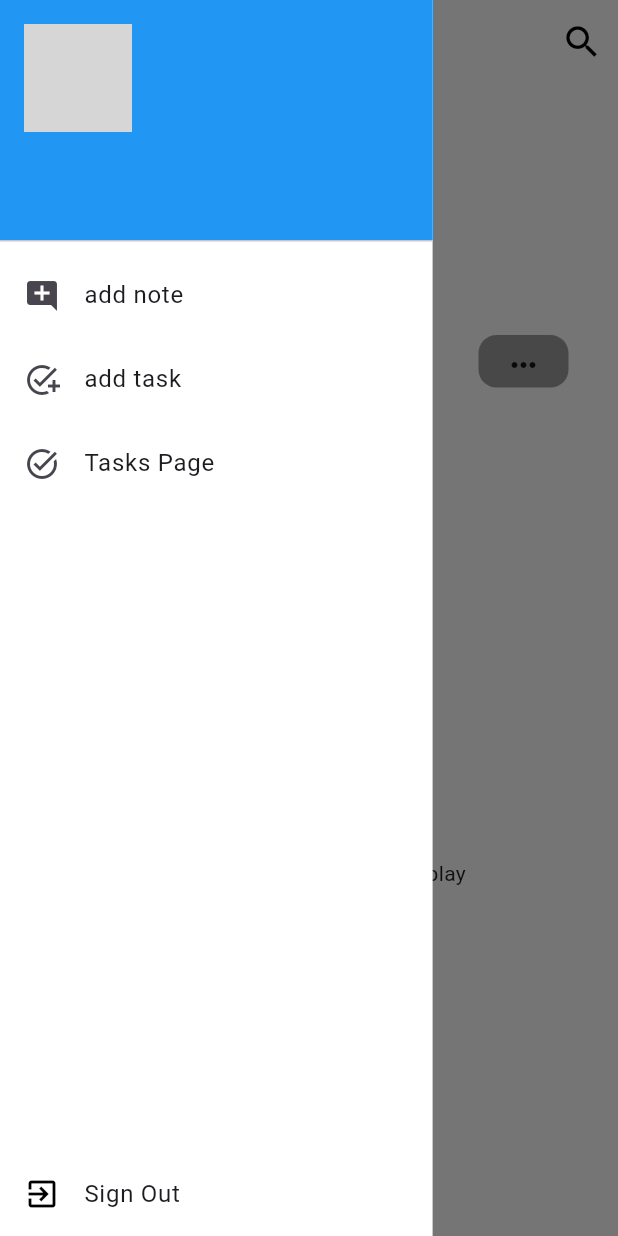
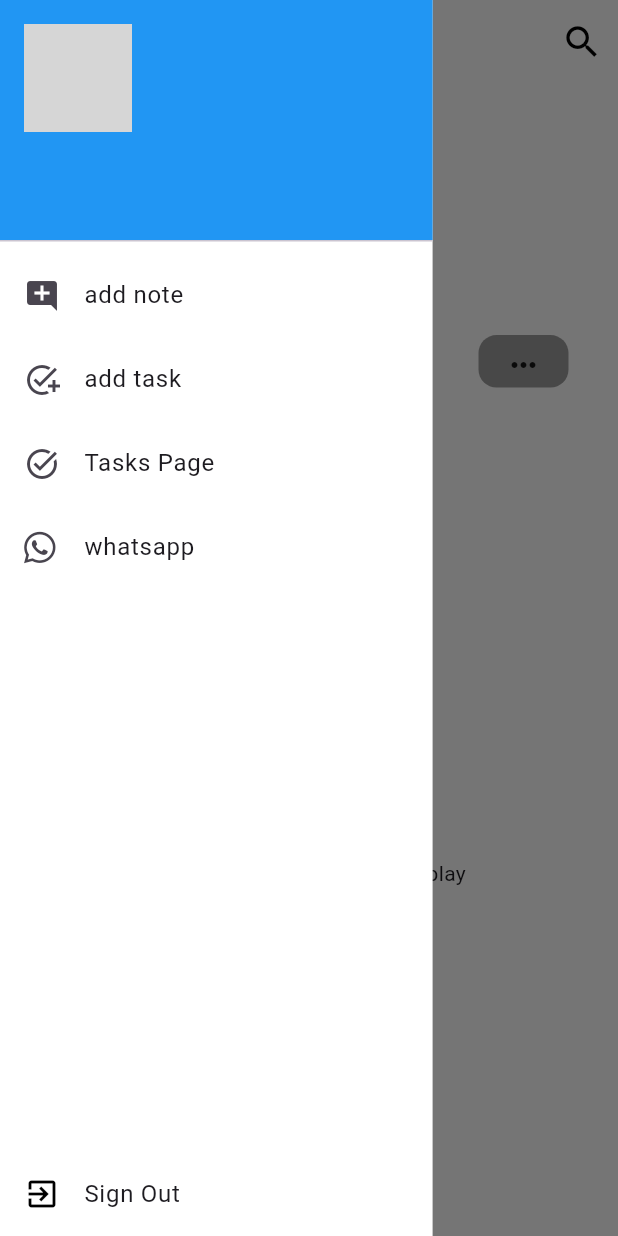
Before and after one commit to AmrMohamed97/life_binder, a Flutter app: the PersonalPageView screen opened by its route, with the side drawer open, on a phone screen of 412 x 824 dp. Run offline on Flutter 3.47's test engine with Material 3 defaults, Android fonts, the phone set to English and light mode, and no system bars; our stand-ins replace awesome_dialog, cloud_firestore, firebase_auth, firebase_core, firebase_messaging, firebase_storage and 10 more; missing offline and left inert: animated_snack_bar; accounts and stored records are empty; network calls fail; grey boxes are pictures that could not be loaded.

Commit message:
add whatsapp icon

```diff
--- a/lib/features/personal_page/presentation/pages/widgets/custom_drawer.dart
+++ b/lib/features/personal_page/presentation/pages/widgets/custom_drawer.dart
@@ -1,6 +1,7 @@
 import 'package:firebase_auth/firebase_auth.dart';
 import 'package:flutter/material.dart';
 import 'package:flutter_zoom_drawer/flutter_zoom_drawer.dart';
+import 'package:font_awesome_flutter/font_awesome_flutter.dart';
 import 'package:note_app/core/constants/colors/app_colors.dart';
 import 'package:note_app/core/constants/constances.dart';
 import 'package:note_app/core/routes/pages_keys.dart';
@@ -72,6 +73,10 @@ class CustomDrawer extends StatelessWidget {
                   leading: const Icon(Icons.task_alt),
                   title: const Text('Tasks Page'),
                 ),
+                const ListTile(
+                  title:   Text('whatsapp'),
+                  leading:  FaIcon(FontAwesomeIcons.whatsapp),
+                ),
                 const Expanded(
                     child: SizedBox(
                   height: 10,
```
